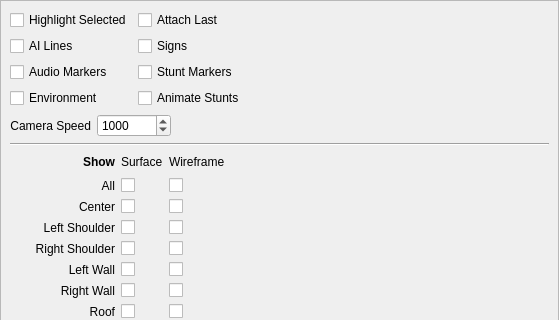
Before: the Qt Designer form TrackEditor/DisplaySettings.ui in Zizin13/Roller, drawn with Qt 5; both pictures show x 0 to 559 and y 0 to 320 of the 559 by 645 pixel window.
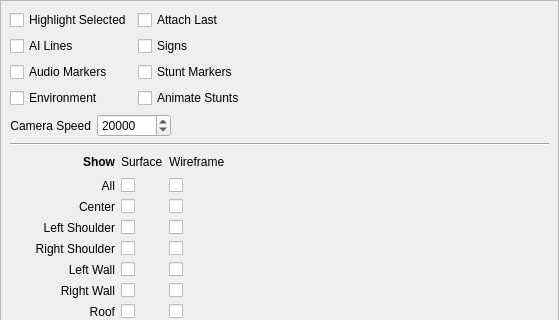
After: the same form once the commit is applied.

Diff of the .ui file:
```diff
--- a/TrackEditor/DisplaySettings.ui
+++ b/TrackEditor/DisplaySettings.ui
@@ -343,16 +343,16 @@
               </sizepolicy>
              </property>
              <property name="minimum">
-              <number>100</number>
+              <number>1000</number>
              </property>
              <property name="maximum">
-              <number>3000</number>
+              <number>100000</number>
              </property>
              <property name="singleStep">
               <number>100</number>
              </property>
              <property name="value">
-              <number>1000</number>
+              <number>20000</number>
              </property>
             </widget>
            </item>
```
Left out of the diff: 2 changed lines with no effect on the pictures.
